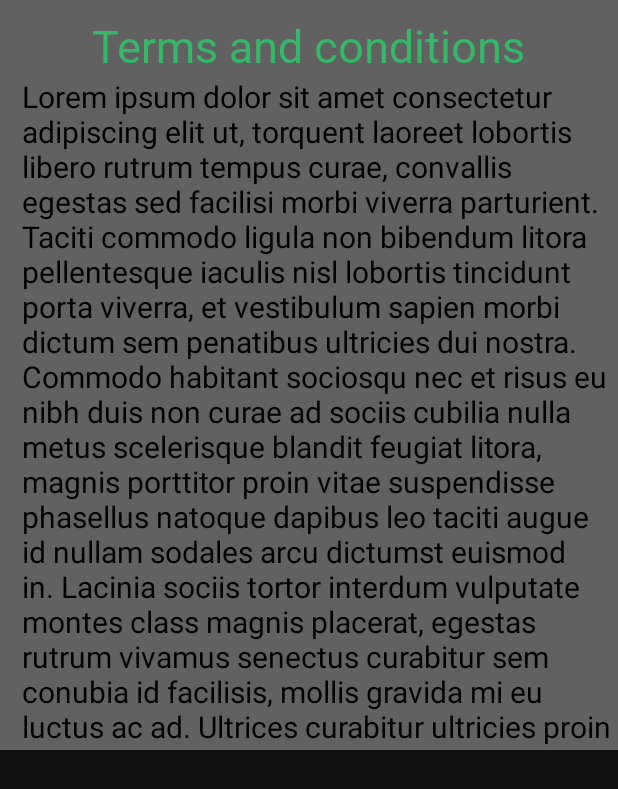
After one commit to migpar/NodeHood, an Android app: the layout terminosdialog_view.xml on its own in the app's theme, with its tools: preview values and no code run, on a phone screen of 412 x 824 dp. The commit adds this screen. Shown: the top 789 px of the screen. Run offline under Robolectric (Android 15) with nearby library versions, the phone set to English and light mode, and no system bars.

Commit message:
incluimos terminos y condiciones en un alertDialog desde el perfil

```diff
--- a/app/src/main/java/com/lunijami/nodehood/LoginActivity.java
+++ b/app/src/main/java/com/lunijami/nodehood/LoginActivity.java
@@ -10,6 +10,7 @@ import android.annotation.SuppressLint;
 import android.content.Intent;
 import android.os.Build;
 import android.os.Bundle;
+import android.os.Parcelable;
 import android.util.Log;
 import android.view.View;
 import android.widget.Button;
--- a/app/src/main/java/com/lunijami/nodehood/UserActivity.java
+++ b/app/src/main/java/com/lunijami/nodehood/UserActivity.java
@@ -1,11 +1,15 @@
 package com.lunijami.nodehood;
 
+import androidx.appcompat.app.AlertDialog;
 import androidx.appcompat.app.AppCompatActivity;
 import androidx.appcompat.app.AppCompatDelegate;
 import androidx.appcompat.widget.AppCompatImageView;
 import androidx.appcompat.widget.Toolbar;
+import androidx.constraintlayout.widget.ConstraintSet;
+import androidx.recyclerview.widget.LinearLayoutManager;
 
 import android.annotation.SuppressLint;
+import android.content.DialogInterface;
 import android.content.Intent;
 import android.content.res.Resources;
 import android.os.Bundle;
@@ -13,6 +17,7 @@ import android.view.MenuItem;
 import android.view.View;
 import android.widget.ImageView;
 import android.widget.Switch;
+import android.widget.TextView;
 import android.widget.Toast;
 
 import com.bumptech.glide.Glide;
@@ -23,6 +28,7 @@ public class UserActivity extends AppCompatActivity {
 
     @SuppressLint("UseSwitchCompatOrMaterialCode")
     private Switch tema;
+    private TextView terminos;
     ImageView perfil;
 
     @Override
@@ -31,6 +37,14 @@ public class UserActivity extends AppCompatActivity {
         setContentView(R.layout.activity_user);
 
         tema = findViewById(R.id.switch1);
+        terminos = findViewById(R.id.textTerminos);
+
+        terminos.setOnClickListener(new View.OnClickListener() {
+            @Override
+            public void onClick(View v) {
+                showAlertDialogButtonClicked(UserActivity.this);
+            }
+        });
 
         //Usuario Imagen
         perfil = (ImageView) findViewById(R.id.imageUsuario);
@@ -43,9 +57,9 @@ public class UserActivity extends AppCompatActivity {
         tema.setOnClickListener(new View.OnClickListener() {
             @Override
             public void onClick(View v) {
-                if(tema.isChecked()){
+                if (tema.isChecked()) {
                     AppCompatDelegate.setDefaultNightMode(AppCompatDelegate.MODE_NIGHT_YES);
-                } else{
+                } else {
                     AppCompatDelegate.setDefaultNightMode(AppCompatDelegate.MODE_NIGHT_NO);
                 }
             }
@@ -100,4 +114,29 @@ public class UserActivity extends AppCompatActivity {
             }
         });
     }
+
+    public void showAlertDialogButtonClicked(UserActivity view) {
+
+        // setup the alert builder
+        AlertDialog.Builder builder = new AlertDialog.Builder(this);
+
+
+        //el dialogo estandar tiene título/icono pero podemos sustituirlo por un XML a medida
+//        builder.setTitle("Achtung!");
+//        builder.setMessage("Where do you go?");
+//        builder.setIcon(R.drawable.ic_action_name_dark);
+
+
+        // un XML a medida para el diálogo
+        LinearLayoutManager layout_terminos = new LinearLayoutManager(builder.getContext(), LinearLayoutManager.VERTICAL, false);
+        builder.setView(getLayoutInflater().inflate(R.layout.terminosdialog_view, null));
+        TextView terms = findViewById(R.id.profession);
+
+
+
+        // create and show the alert dialog
+        AlertDialog dialog = builder.create();
+        dialog.show();
+
+    }
 }
--- /dev/null
+++ b/app/src/main/res/drawable-v24/scrim.xml
@@ -0,0 +1,10 @@
+<?xml version="1.0" encoding="utf-8"?>
+<shape android:shape="rectangle"
+    xmlns:android="http://schemas.android.com/apk/res/android">
+    <gradient
+        android:angle="90"
+        android:startColor="#55000000"
+        android:centerColor="#55000000"
+        android:endColor="#55000000"
+        android:type="linear"/>
+</shape>
--- /dev/null
+++ b/app/src/main/res/layout/terminosdialog_view.xml
@@ -0,0 +1,63 @@
+<?xml version="1.0" encoding="utf-8"?>
+<androidx.constraintlayout.widget.ConstraintLayout
+    xmlns:android="http://schemas.android.com/apk/res/android"
+    xmlns:app="http://schemas.android.com/apk/res-auto"
+    xmlns:tools="http://schemas.android.com/tools"
+    android:layout_width="wrap_content"
+    android:layout_height="wrap_content">
+
+    <LinearLayout
+        android:layout_width="match_parent"
+        android:layout_height="500dp"
+        android:orientation="horizontal"
+        app:layout_constraintBottom_toBottomOf="parent"
+        app:layout_constraintEnd_toEndOf="parent"
+        app:layout_constraintStart_toStartOf="parent"
+        app:layout_constraintTop_toTopOf="parent">
+
+
+        <FrameLayout
+            android:layout_width="wrap_content"
+            android:layout_height="wrap_content"
+            android:orientation="horizontal">
+
+            <View
+                android:layout_width="match_parent"
+                android:layout_height="wrap_content"
+                android:background="@drawable/scrim"
+                android:backgroundTint="@color/white"
+                />
+
+            <LinearLayout
+                android:layout_width="match_parent"
+                android:layout_height="wrap_content"
+                android:orientation="vertical"
+                >
+
+                <TextView
+                    android:id="@+id/name"
+                    android:layout_width="wrap_content"
+                    android:layout_height="wrap_content"
+                    android:text="@string/terms_and_conditions"
+                    android:textColor="@color/verdeA"
+                    android:textSize="30sp"
+                    android:fontFamily="@font/pottaone"
+                    android:layout_marginTop="10dp"
+                    android:layout_gravity="center"/>
+
+                <TextView
+                    android:id="@+id/profession"
+                    android:layout_width="wrap_content"
+                    android:layout_height="wrap_content"
+                    android:textSize="20sp"
+                    android:layout_marginStart="10dp"
+                    android:textColor="@color/black"
+                    android:layout_gravity="center"
+                    android:text="@string/loreIpsum" />
+            </LinearLayout>
+
+        </FrameLayout>
+
+    </LinearLayout>
+
+</androidx.constraintlayout.widget.ConstraintLayout>
--- a/app/src/main/res/values/strings.xml
+++ b/app/src/main/res/values/strings.xml
@@ -73,4 +73,6 @@
     <string name="nodehood">NodeHood</string>
     <string name="login">Login</string>
     <string name="imagen">imagen</string>
+    <string name="terms_and_conditions">Terms and conditions</string>
+    <string name="loreIpsum">Lorem ipsum dolor sit amet consectetur adipiscing elit ut, torquent laoreet lobortis libero rutrum tempus curae, convallis egestas sed facilisi morbi viverra parturient. Taciti commodo ligula non bibendum litora pellentesque iaculis nisl lobortis tincidunt porta viverra, et vestibulum sapien morbi dictum sem penatibus ultricies dui nostra. Commodo habitant sociosqu nec et risus eu nibh duis non curae ad sociis cubilia nulla metus scelerisque blandit feugiat litora, magnis porttitor proin vitae suspendisse phasellus natoque dapibus leo taciti augue id nullam sodales arcu dictumst euismod in. Lacinia sociis tortor interdum vulputate montes class magnis placerat, egestas rutrum vivamus senectus curabitur sem conubia id facilisis, mollis gravida mi eu luctus ac ad. Ultrices curabitur ultricies proin quis ligula aenean nunc consequat mi, nibh fermentum convallis congue scelerisque augue neque enim gravida, posuere ante nam natoque commodo metus fames feugiat. Interdum cursus potenti commodo fringilla metus imperdiet ut, aliquet vestibulum primis venenatis est mollis, a convallis faucibus orci torquent senectus.</string>
 </resources>
```
